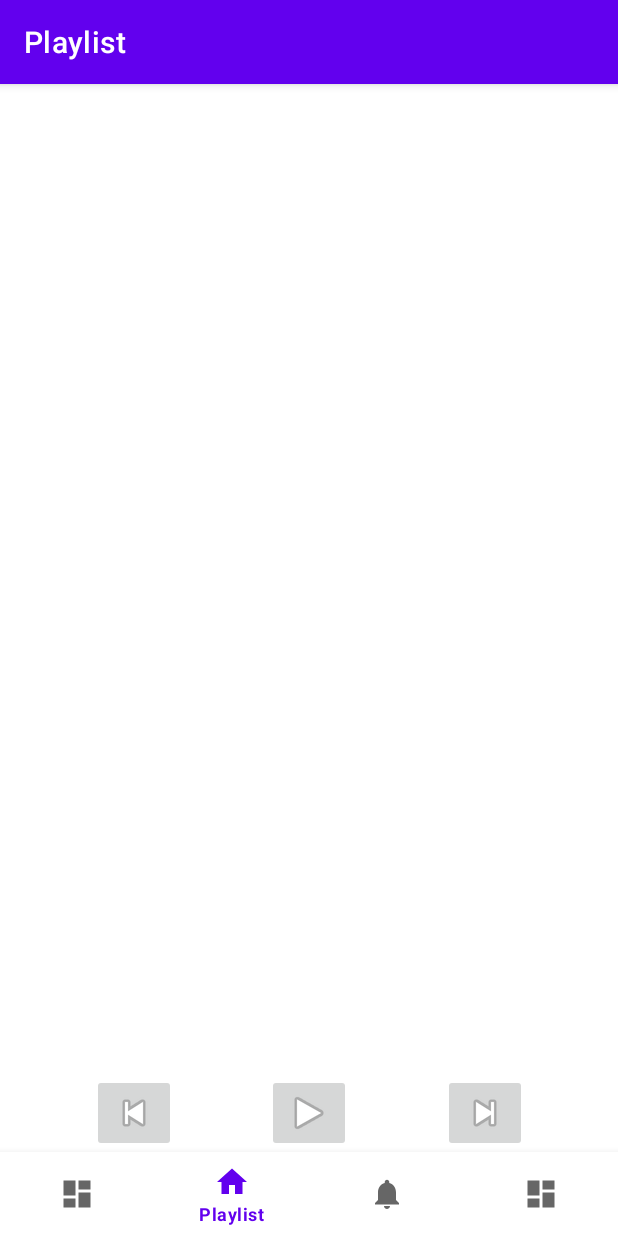
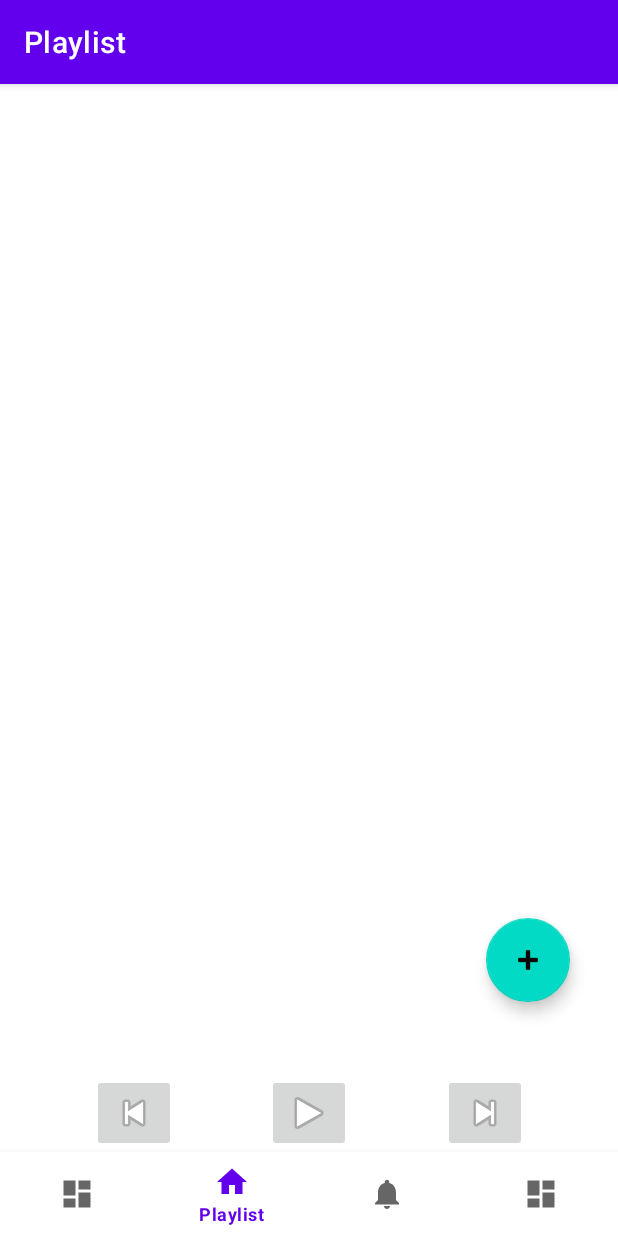
Before and after one commit to bickoSiTiEff/Raspio, an Android app: the screen it shows after launch (MainActivity), on a phone screen of 412 x 824 dp. Run offline under Robolectric (Android 15) with nearby library versions, the phone set to English and light mode, and no system bars; our stand-ins replace data binding, navigation-ui; 4 statements that could not run were skipped.

Commit message:
Add song select to nav

```diff
--- a/app/app/src/main/java/me/bickositieff/raspio/MainActivity.kt
+++ b/app/app/src/main/java/me/bickositieff/raspio/MainActivity.kt
@@ -1,14 +1,16 @@
 package me.bickositieff.raspio
 
 import android.os.Bundle
-import com.google.android.material.bottomnavigation.BottomNavigationView
 import androidx.appcompat.app.AppCompatActivity
+import androidx.navigation.Navigation
 import androidx.navigation.findNavController
 import androidx.navigation.ui.AppBarConfiguration
 import androidx.navigation.ui.setupActionBarWithNavController
 import androidx.navigation.ui.setupWithNavController
+import com.google.android.material.bottomnavigation.BottomNavigationView
 import me.bickositieff.raspio.api.ServerURLDecorator
 import me.bickositieff.raspio.generated.ApiHolder
+
 
 class MainActivity : AppCompatActivity() {
 
@@ -29,4 +31,9 @@ class MainActivity : AppCompatActivity() {
     init {
         ApiHolder.decorator = ServerURLDecorator("http://10.0.2.2:3000")
     }
+
+    override fun onSupportNavigateUp(): Boolean {
+        return (Navigation.findNavController(this, R.id.nav_host_fragment).navigateUp()
+                || super.onSupportNavigateUp())
+    }
 }
--- a/app/app/src/main/java/me/bickositieff/raspio/ui/playlist/PlaylistFragment.kt
+++ b/app/app/src/main/java/me/bickositieff/raspio/ui/playlist/PlaylistFragment.kt
@@ -6,7 +6,9 @@ import android.view.View
 import android.view.ViewGroup
 import androidx.fragment.app.Fragment
 import androidx.lifecycle.ViewModelProvider
+import androidx.navigation.fragment.findNavController
 import androidx.recyclerview.widget.RecyclerView
+import com.google.android.material.floatingactionbutton.FloatingActionButton
 import me.bickositieff.raspio.R
 
 class PlaylistFragment : Fragment() {
@@ -24,6 +26,9 @@ class PlaylistFragment : Fragment() {
         val root = inflater.inflate(R.layout.fragment_playlist, container, false)
         val recyclerView = root.findViewById<RecyclerView>(R.id.playlist_recycler)
 
+        val fab = root.findViewById<FloatingActionButton>(R.id.playlist_add_fab)
+        fab.setOnClickListener { findNavController().navigate(R.id.navigation_song_select) }
+
         mAdapter = SongAdapter(playlistViewModel.playlist.value ?: emptyList())
         recyclerView.adapter = mAdapter
 
--- a/app/app/src/main/java/me/bickositieff/raspio/ui/playlist/PlaylistViewModel.kt
+++ b/app/app/src/main/java/me/bickositieff/raspio/ui/playlist/PlaylistViewModel.kt
@@ -2,7 +2,6 @@ package me.bickositieff.raspio.ui.playlist
 
 import android.app.Application
 import androidx.lifecycle.AndroidViewModel
-import androidx.lifecycle.MutableLiveData
 import androidx.lifecycle.liveData
 import me.bickositieff.raspio.generated.api.PlaylistApi
 import me.bickositieff.raspio.ui.models.Song
--- a/app/app/src/main/java/me/bickositieff/raspio/ui/songSelect/SongSelectFragment.kt
+++ b/app/app/src/main/java/me/bickositieff/raspio/ui/songSelect/SongSelectFragment.kt
@@ -1,15 +1,13 @@
 package me.bickositieff.raspio.ui.songSelect
 
-import androidx.lifecycle.ViewModelProvider
 import android.os.Bundle
-import androidx.fragment.app.Fragment
 import android.view.LayoutInflater
 import android.view.View
 import android.view.ViewGroup
+import androidx.fragment.app.Fragment
 import androidx.fragment.app.viewModels
 import androidx.recyclerview.widget.RecyclerView
 import me.bickositieff.raspio.R
-import me.bickositieff.raspio.ui.playlist.PlaylistViewModel
 import me.bickositieff.raspio.ui.playlist.SongAdapter
 
 class SongSelectFragment : Fragment() {
@@ -26,6 +24,7 @@ class SongSelectFragment : Fragment() {
         val root = inflater.inflate(R.layout.fragment_song_select, container, false)
         val recyclerView = root.findViewById<RecyclerView>(R.id.song_select_recycler)
 
+
         mAdapter = SongAdapter(viewModel.availableSongs.value ?: emptyList())
         recyclerView.adapter = mAdapter
 
--- a/app/app/src/main/java/me/bickositieff/raspio/ui/songSelect/SongSelectViewModel.kt
+++ b/app/app/src/main/java/me/bickositieff/raspio/ui/songSelect/SongSelectViewModel.kt
@@ -3,7 +3,6 @@ package me.bickositieff.raspio.ui.songSelect
 import androidx.lifecycle.ViewModel
 import androidx.lifecycle.liveData
 import me.bickositieff.raspio.generated.api.LibraryApi
-import me.bickositieff.raspio.generated.api.PlaylistApi
 import me.bickositieff.raspio.ui.models.Song
 
 class SongSelectViewModel : ViewModel() {
--- a/app/app/src/main/res/layout/fragment_playlist.xml
+++ b/app/app/src/main/res/layout/fragment_playlist.xml
@@ -11,4 +11,16 @@
         app:layoutManager="androidx.recyclerview.widget.LinearLayoutManager"
         app:layout_constraintTop_toTopOf="parent" app:layout_constraintStart_toStartOf="parent"
         app:layout_constraintBottom_toBottomOf="parent" app:layout_constraintEnd_toEndOf="parent"/>
+
+    <com.google.android.material.floatingactionbutton.FloatingActionButton
+            android:layout_width="wrap_content"
+            android:layout_height="wrap_content"
+            android:clickable="true"
+            app:srcCompat="@android:drawable/ic_input_add"
+            android:id="@+id/playlist_add_fab"
+            app:layout_constraintEnd_toEndOf="@+id/playlist_recycler"
+            app:layout_constraintBottom_toBottomOf="@+id/playlist_recycler"
+            android:layout_marginBottom="32dp"
+            android:layout_marginEnd="32dp"
+            android:contentDescription="@string/add_song"/>
 </androidx.constraintlayout.widget.ConstraintLayout>
--- a/app/app/src/main/res/navigation/mobile_navigation.xml
+++ b/app/app/src/main/res/navigation/mobile_navigation.xml
@@ -9,7 +9,12 @@
             android:id="@+id/navigation_playlist"
             android:name="me.bickositieff.raspio.ui.playlist.PlaylistFragment"
             android:label="@string/title_playlist"
-            tools:layout="@layout/fragment_playlist"/>
+            tools:layout="@layout/fragment_playlist">
+        <action
+                android:id="@+id/add_song"
+                app:destination="@id/navigation_song_select"
+                app:popUpTo="@id/navigation_playlist"/>
+    </fragment>
 
     <fragment
             android:id="@+id/navigation_server_controls"
@@ -26,4 +31,10 @@
             android:name="me.bickositieff.raspio.ui.serverSelect.ServerSelectFragment"
             android:label="Select Server"
             tools:layout="@layout/fragment_server_select"/>
+    <fragment
+            android:id="@+id/navigation_song_select"
+            android:name="me.bickositieff.raspio.ui.songSelect.SongSelectFragment"
+            android:label="fragment_song_select"
+            tools:layout="@layout/fragment_song_select">
+    </fragment>
 </navigation>
--- a/app/app/src/main/res/values/strings.xml
+++ b/app/app/src/main/res/values/strings.xml
@@ -14,6 +14,7 @@
     <string name="raspi_ip">Raspi IP</string>
     <string name="enter_ip">Enter Raspi IP:</string>
     <string name="select_server">Select Server</string>
+    <string name="add_song">Add a new song to playlist</string>
     <string name="notification_toggle">notification_toggle</string>
     <string name="management_toggle">management_toggle</string>
     <string name="remove_button">remove_button</string>
```
